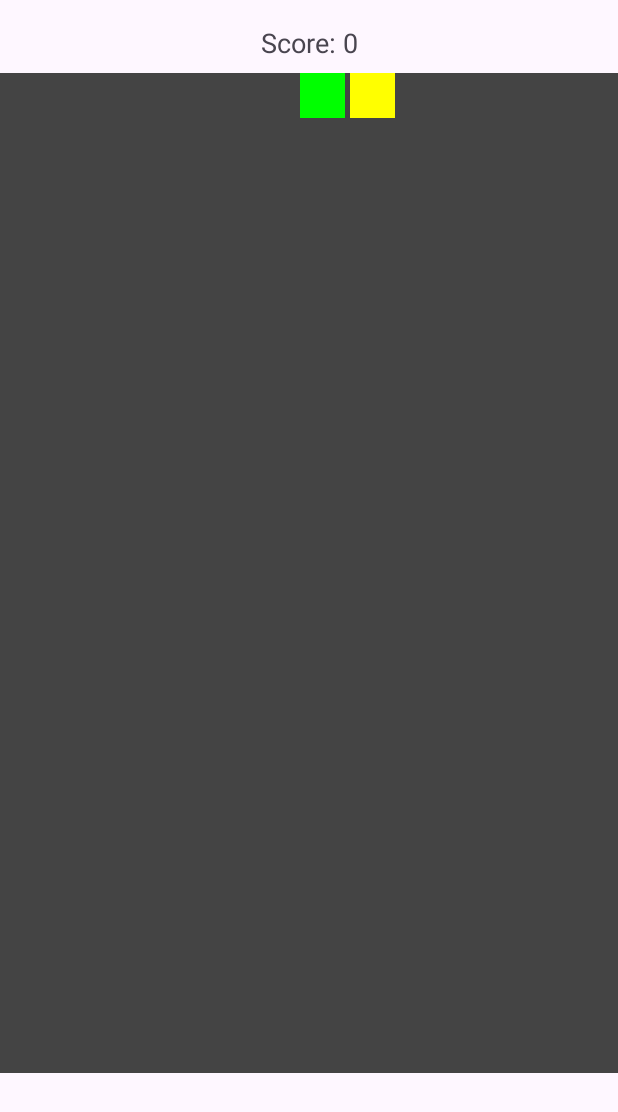
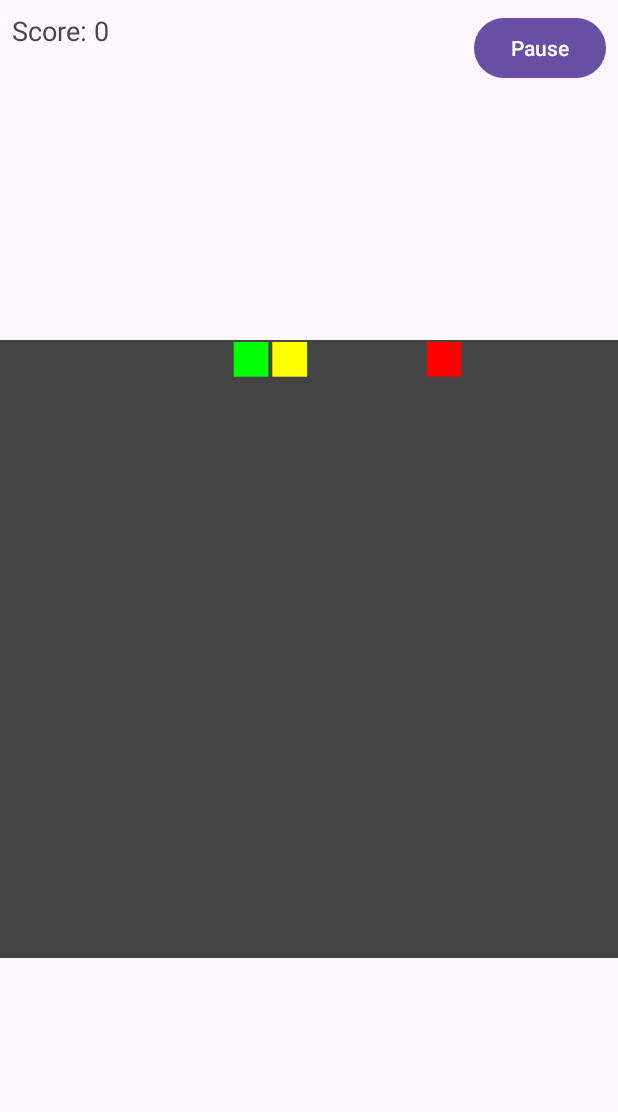
Before and after one commit to ivanchikk/Android-snake, an Android app: the screen it shows after launch (MainActivity), after a tap on "Start", on a phone screen of 412 x 824 dp. Shown: the top 1112 px of the screen. Run offline under Robolectric (Android 15) with nearby library versions, the phone set to English and light mode, and no system bars.

Commit message:
Add pause, fix drawing, refactor

```diff
--- a/app/src/main/java/com/example/android_snake/CanvasView.java
+++ b/app/src/main/java/com/example/android_snake/CanvasView.java
@@ -13,7 +13,6 @@ public class CanvasView extends View {
     private Paint snakeHead;
     private Paint snakeBody;
     private Paint food;
-    private Paint level;
 
     public CanvasView(Context context) {
         super(context);
@@ -39,27 +38,21 @@ public class CanvasView extends View {
 
         food = new Paint();
         food.setColor(Color.RED);
-
-        level = new Paint();
-        level.setColor(Color.DKGRAY);
     }
 
     @Override
     protected void onDraw(@NonNull Canvas canvas) {
         super.onDraw(canvas);
 
-        // draw field
-        canvas.drawRect(0f, 0f, GameConfig.FIELD_WIDTH, GameConfig.FIELD_HEIGHT, level);
-
         // draw snake
         Part head = Snake.head;
-        canvas.drawRect(head.x, head.y, head.x + Part.SIZE, head.y + Part.SIZE, snakeHead);
+        canvas.drawRect(head.x + GameConfig.DRAW_OFFSET, head.y + GameConfig.DRAW_OFFSET, head.x + Part.SIZE + GameConfig.DRAW_OFFSET, head.y + Part.SIZE + GameConfig.DRAW_OFFSET, snakeHead);
 
         for (Part part : Snake.bodyParts) {
-            canvas.drawRect(part.x, part.y, part.x + Part.SIZE, part.y + Part.SIZE, snakeBody);
+            canvas.drawRect(part.x + GameConfig.DRAW_OFFSET, part.y + GameConfig.DRAW_OFFSET, part.x + Part.SIZE + GameConfig.DRAW_OFFSET, part.y + Part.SIZE + GameConfig.DRAW_OFFSET, snakeBody);
         }
 
         // draw food
-        canvas.drawRect(Food.food.x, Food.food.y, Food.food.x + Part.SIZE, Food.food.y + Part.SIZE, food);
+        canvas.drawRect(Food.food.x + GameConfig.DRAW_OFFSET, Food.food.y + GameConfig.DRAW_OFFSET, Food.food.x + Part.SIZE + GameConfig.DRAW_OFFSET, Food.food.y + Part.SIZE + GameConfig.DRAW_OFFSET, food);
     }
 }
--- a/app/src/main/java/com/example/android_snake/Food.java
+++ b/app/src/main/java/com/example/android_snake/Food.java
@@ -5,6 +5,10 @@ import java.util.Random;
 public class Food {
     public static Part food;
     private static final Random random = new Random();
+
+    static {
+        generate();
+    }
 
     public static void generate() {
         int maxX = (int) ((GameConfig.FIELD_WIDTH - Part.SIZE) / GameConfig.STEP);
--- a/app/src/main/java/com/example/android_snake/GameConfig.java
+++ b/app/src/main/java/com/example/android_snake/GameConfig.java
@@ -1,11 +1,13 @@
 package com.example.android_snake;
 
 public class GameConfig {
-    public static final float FIELD_WIDTH = 1000f;
-    public static final float FIELD_HEIGHT = 1000f;
-    public static final float SEGMENT_SIZE = 45f;
-    public static final float STEP = 50f;
-    public static final int SPEED_STEP = 5;
-    public static final int START_SPEED = 300;
-    public static final int MAX_SPEED = 150;
+    public static float FIELD_WIDTH = 1000f;
+    public static float FIELD_HEIGHT = 1000f;
+    public static int FIELD_CELLS_COUNT = 16;
+    public static float SEGMENT_SIZE = 45f;
+    public static float STEP = 50f; // >= SEGMENT_SIZE
+    public static int SPEED_STEP = 5;
+    public static int START_SPEED = 300;
+    public static int MAX_SPEED = 150;
+    public static float DRAW_OFFSET = 0f;
 }
--- a/app/src/main/java/com/example/android_snake/MainActivity.java
+++ b/app/src/main/java/com/example/android_snake/MainActivity.java
@@ -4,11 +4,14 @@ import android.annotation.SuppressLint;
 import android.content.Context;
 import android.content.SharedPreferences;
 import android.content.pm.ActivityInfo;
+import android.graphics.Rect;
 import android.os.Bundle;
 import android.os.Handler;
 import android.os.Looper;
 import android.view.View;
+import android.view.WindowMetrics;
 import android.widget.Button;
+import android.widget.FrameLayout;
 import android.widget.TextView;
 
 import androidx.activity.EdgeToEdge;
@@ -28,6 +31,7 @@ public class MainActivity extends AppCompatActivity {
     private Handler gameHandler;
     private Runnable gameRunnable;
     private boolean isGameRunning = false;
+    private boolean isPaused = false;
     private int gameSpeed = GameConfig.START_SPEED;
     private int score = 0;
     private int bestScore = 0;
@@ -36,6 +40,7 @@ public class MainActivity extends AppCompatActivity {
     private ConstraintLayout mainMenuLayout;
     private ConstraintLayout gameLayout;
     private ConstraintLayout gameOverLayout;
+    private FrameLayout pauseOverlay;
     private TextView finalScoreTextView;
 
     private static final String PREFS_NAME = "SnakeGamePrefs";
@@ -57,6 +62,7 @@ public class MainActivity extends AppCompatActivity {
         mainMenuLayout = findViewById(R.id.main_menu_layout);
         gameLayout = findViewById(R.id.game_layout);
         gameOverLayout = findViewById(R.id.game_over_layout);
+        pauseOverlay = findViewById(R.id.pause_overlay);
 
         canvasView = findViewById(R.id.canvas);
         scoreTextView = findViewById(R.id.score);
@@ -65,12 +71,14 @@ public class MainActivity extends AppCompatActivity {
 
         Button startButton = findViewById(R.id.start_button);
         Button backButton = findViewById(R.id.back_button);
+        Button pauseButton = findViewById(R.id.pause_button);
+        Button resumeButton = findViewById(R.id.resume_button);
 
         gameHandler = new Handler(Looper.getMainLooper());
         gameRunnable = new Runnable() {
             @Override
             public void run() {
-                if (isGameRunning) {
+                if (isGameRunning && !isPaused) {
                     updateGame();
                     gameHandler.postDelayed(this, gameSpeed);
                 }
@@ -79,39 +87,68 @@ public class MainActivity extends AppCompatActivity {
 
         startButton.setOnClickListener(v -> startGame());
         backButton.setOnClickListener(v -> showMainMenu());
+        pauseButton.setOnClickListener(v -> pauseGame());
+        resumeButton.setOnClickListener(v -> resumeGame());
 
         // touch control
         canvasView.setOnTouchListener(new OnSwipeTouchListener(this) {
             @Override
             public void onSwipeLeft() {
-                snakeDirection = Snake.Direction.LEFT;
+                changeSnakeDirection(Snake.Direction.LEFT);
             }
 
             @Override
             public void onSwipeRight() {
-                snakeDirection = Snake.Direction.RIGHT;
+                changeSnakeDirection(Snake.Direction.RIGHT);
             }
 
             @Override
             public void onSwipeTop() {
-                snakeDirection = Snake.Direction.UP;
+                changeSnakeDirection(Snake.Direction.UP);
             }
 
             @Override
             public void onSwipeBottom() {
-                snakeDirection = Snake.Direction.DOWN;
+                changeSnakeDirection(Snake.Direction.DOWN);
             }
         });
 
+        setupGameFieldSize();
         loadBestScore();
         updateBestScore();
         showMainMenu();
+    }
+
+    private void setupGameFieldSize() {
+        WindowMetrics windowMetrics = getWindowManager().getCurrentWindowMetrics();
+        Rect bounds = windowMetrics.getBounds();
+
+        int screenWidth = bounds.width();
+        int screenHeight = bounds.height();
+
+        // Calculate max square size that fits the screen
+        // Leaving some space for UI elements
+        int topUiHeight = 100;
+        int availableHeight = screenHeight - topUiHeight;
+
+        // Use the smaller of the screen dimensions to ensure it fits
+        int gameFieldSize = Math.min(screenWidth, availableHeight);
+
+        // Update GameConfig
+        GameConfig.FIELD_WIDTH = gameFieldSize;
+        GameConfig.FIELD_HEIGHT = gameFieldSize;
+
+        // Adjust step size for a nice grid
+        GameConfig.STEP = (float) gameFieldSize / GameConfig.FIELD_CELLS_COUNT;
+        GameConfig.SEGMENT_SIZE = GameConfig.STEP - GameConfig.STEP / 10;
+        GameConfig.DRAW_OFFSET = (GameConfig.STEP % GameConfig.SEGMENT_SIZE) / 2;
     }
 
     private void showMainMenu() {
         mainMenuLayout.setVisibility(View.VISIBLE);
         gameLayout.setVisibility(View.GONE);
         gameOverLayout.setVisibility(View.GONE);
+        pauseOverlay.setVisibility(View.GONE);
 
         stopGameLoop();
     }
@@ -120,22 +157,43 @@ public class MainActivity extends AppCompatActivity {
         mainMenuLayout.setVisibility(View.GONE);
         gameLayout.setVisibility(View.VISIBLE);
         gameOverLayout.setVisibility(View.GONE);
+        pauseOverlay.setVisibility(View.GONE);
     }
 
     private void showGameOverScreen() {
         mainMenuLayout.setVisibility(View.GONE);
         gameLayout.setVisibility(View.GONE);
         gameOverLayout.setVisibility(View.VISIBLE);
+        pauseOverlay.setVisibility(View.GONE);
 
         finalScoreTextView.setText(String.format(Locale.ENGLISH, "Your score: %d", score));
+    }
+
+    private void pauseGame() {
+        if (!isPaused && isGameRunning) {
+            isPaused = true;
+            pauseOverlay.setVisibility(View.VISIBLE);
+        }
+    }
+
+    private void resumeGame() {
+        if (isPaused) {
+            isPaused = false;
+            pauseOverlay.setVisibility(View.GONE);
+
+            if (isGameRunning) {
+                gameHandler.postDelayed(gameRunnable, gameSpeed);
+            }
+        }
     }
 
     private void startGame() {
         Snake.reset();
         generateFood();
+        snakeDirection = Snake.Direction.RIGHT;
         score = 0;
         gameSpeed = GameConfig.START_SPEED;
-        snakeDirection = Snake.direction;
+        isPaused = false;
 
         updateScore();
         showGameScreen();
@@ -204,6 +262,12 @@ public class MainActivity extends AppCompatActivity {
         canvasView.invalidate();
     }
 
+    private void changeSnakeDirection(Snake.Direction direction) {
+        if (isGameRunning && !isPaused) {
+            snakeDirection = direction;
+        }
+    }
+
     private boolean generateFood() {
         int fieldArea = (int) ((GameConfig.FIELD_WIDTH / GameConfig.STEP) * (GameConfig.FIELD_HEIGHT / GameConfig.STEP));
         int snakeSize = Snake.bodyParts.size();
@@ -241,17 +305,32 @@ public class MainActivity extends AppCompatActivity {
     }
 
     @Override
+    public void onWindowFocusChanged(boolean hasFocus) {
+        super.onWindowFocusChanged(hasFocus);
+        if (!hasFocus && isGameRunning && !isPaused) {
+            pauseGame();
+        }
+    }
+
+    @Override
     protected void onPause() {
         super.onPause();
-        stopGameLoop();
+        if (isGameRunning && !isPaused) {
+            pauseGame();
+        }
+    }
+
+    @Override
+    protected void onStop() {
+        super.onStop();
+        if (isGameRunning && !isPaused) {
+            pauseGame();
+        }
     }
 
     @Override
     protected void onResume() {
         super.onResume();
-        if (!isGameRunning && Snake.alive && gameLayout.getVisibility() == View.VISIBLE) {
-            startGameLoop();
-        }
     }
 
     @Override
--- a/app/src/main/res/layout/activity_main.xml
+++ b/app/src/main/res/layout/activity_main.xml
@@ -63,22 +63,58 @@
             android:id="@+id/score"
             android:layout_width="wrap_content"
             android:layout_height="wrap_content"
-            android:layout_marginTop="16dp"
+            android:layout_marginStart="8dp"
+            android:layout_marginTop="8dp"
             android:text="@string/score"
             android:textSize="18sp"
-            app:layout_constraintEnd_toEndOf="parent"
             app:layout_constraintStart_toStartOf="parent"
             app:layout_constraintTop_toTopOf="parent" />
 
-        <com.example.android_snake.CanvasView
-            android:id="@+id/canvas"
+        <Button
+            android:id="@+id/pause_button"
+            android:layout_width="wrap_content"
+            android:layout_height="wrap_content"
+            android:layout_marginTop="8dp"
+            android:layout_marginEnd="8dp"
+            android:text="@string/pause"
+            app:layout_constraintEnd_toEndOf="parent"
+            app:layout_constraintTop_toTopOf="parent" />
+
+        <!-- Game Field Container -->
+        <FrameLayout
+            android:id="@+id/game_field_container"
             android:layout_width="0dp"
             android:layout_height="0dp"
             android:layout_marginTop="8dp"
             app:layout_constraintBottom_toBottomOf="parent"
+            app:layout_constraintDimensionRatio="1:1"
             app:layout_constraintEnd_toEndOf="parent"
             app:layout_constraintStart_toStartOf="parent"
-            app:layout_constraintTop_toBottomOf="@+id/score" />
+            app:layout_constraintTop_toBottomOf="@+id/score"
+            app:layout_constraintVertical_bias="0.5">
+
+            <com.example.android_snake.CanvasView
+                android:id="@+id/canvas"
+                android:layout_width="match_parent"
+                android:layout_height="match_parent"
+                android:background="@color/dark_grey" />
+
+            <!-- Pause Overlay -->
+            <FrameLayout
+                android:id="@+id/pause_overlay"
+                android:layout_width="match_parent"
+                android:layout_height="match_parent"
+                android:background="#80000000"
+                android:visibility="gone">
+
+                <Button
+                    android:id="@+id/resume_button"
+                    android:layout_width="wrap_content"
+                    android:layout_height="wrap_content"
+                    android:layout_gravity="center"
+                    android:text="@string/resume" />
+            </FrameLayout>
+        </FrameLayout>
     </androidx.constraintlayout.widget.ConstraintLayout>
 
     <!-- Game Over Layout -->
--- a/app/src/main/res/values/colors.xml
+++ b/app/src/main/res/values/colors.xml
@@ -1,5 +1,6 @@
 <?xml version="1.0" encoding="utf-8"?>
 <resources>
     <color name="black">#FF000000</color>
+    <color name="dark_grey">#FF444444</color>
     <color name="white">#FFFFFFFF</color>
 </resources>
--- a/app/src/main/res/values/strings.xml
+++ b/app/src/main/res/values/strings.xml
@@ -6,4 +6,6 @@
     <string name="ok">OK</string>
     <string name="title">Snake</string>
     <string name="start">Start</string>
+    <string name="pause">Pause</string>
+    <string name="resume">Resume</string>
 </resources>
```
